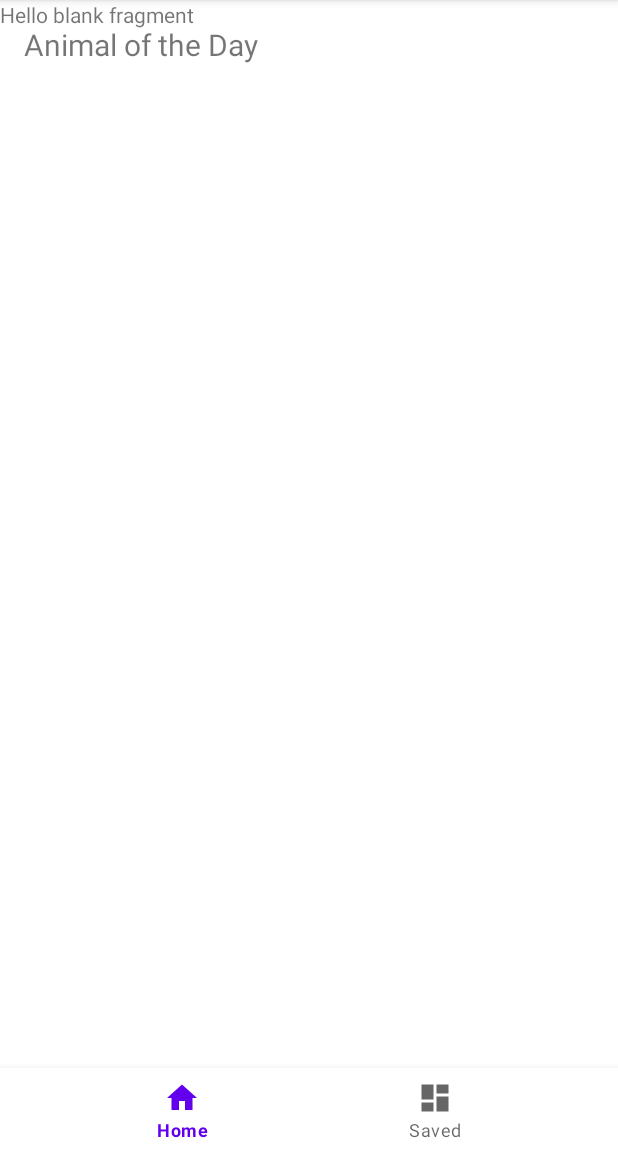
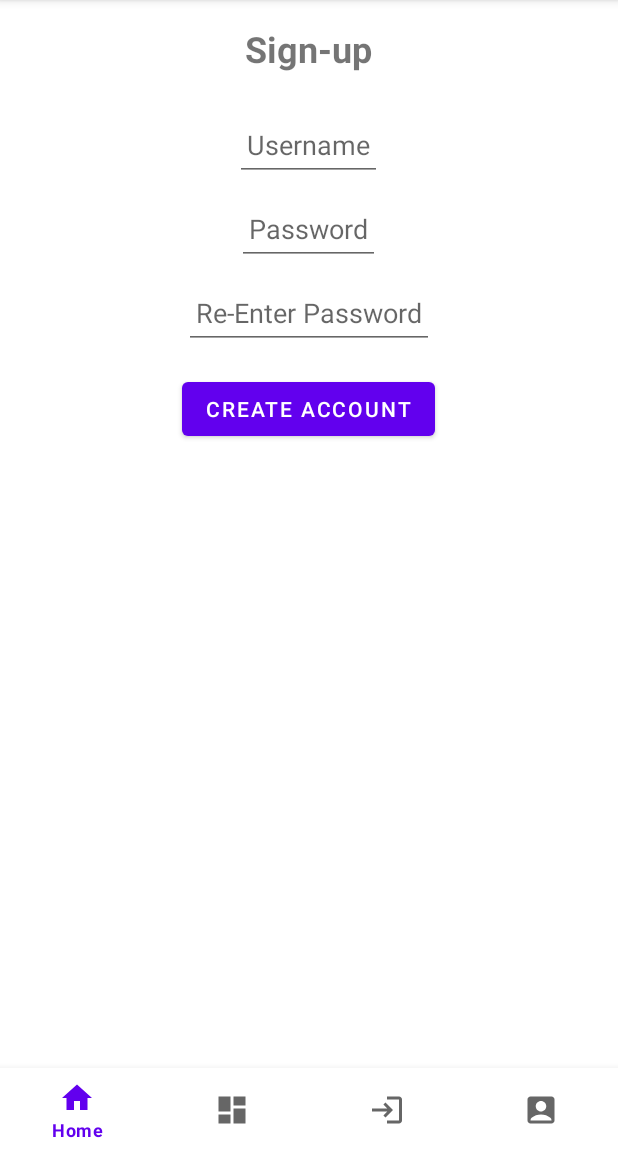
Before and after one commit to Oscar-Mallen/AnimalAlmanacVersion1, an Android app: the fragment SignUpFragment placed in its activity, on a phone screen of 412 x 824 dp, the part 84-1236 px from its top. Run offline under Robolectric (Android 15) with nearby library versions, the phone set to English and light mode, and no system bars.

Commit message:
added lots of functionaility

```diff
--- a/app/src/main/java/com/example/animalalmanacversion1/SignUpFragment.java
+++ b/app/src/main/java/com/example/animalalmanacversion1/SignUpFragment.java
@@ -1,64 +1,79 @@
 package com.example.animalalmanacversion1;
 
 import android.os.Bundle;
-
-import androidx.fragment.app.Fragment;
-
+import android.text.TextUtils;
 import android.view.LayoutInflater;
 import android.view.View;
 import android.view.ViewGroup;
+import android.widget.Button;
+import android.widget.EditText;
+import android.widget.Toast;
+import androidx.annotation.NonNull;
+import androidx.annotation.Nullable;
+import androidx.fragment.app.Fragment;
 
-/**
- * A simple {@link Fragment} subclass.
- * Use the {@link SignUpFragment#newInstance} factory method to
- * create an instance of this fragment.
- */
 public class SignUpFragment extends Fragment {
 
-    // TODO: Rename parameter arguments, choose names that match
-    // the fragment initialization parameters, e.g. ARG_ITEM_NUMBER
-    private static final String ARG_PARAM1 = "param1";
-    private static final String ARG_PARAM2 = "param2";
+    private EditText usernameEditText;
+    private EditText passwordEditText;
+    private EditText confirmPasswordEditText;
+    private Button createAccountButton;
 
-    // TODO: Rename and change types of parameters
-    private String mParam1;
-    private String mParam2;
+    @Nullable
+    @Override
+    public View onCreateView(@NonNull LayoutInflater inflater, @Nullable ViewGroup container,
+                             @Nullable Bundle savedInstanceState) {
+        // Inflate the layout for this fragment
+        View view = inflater.inflate(R.layout.fragment_sign_up, container, false);
 
-    public SignUpFragment() {
-        // Required empty public constructor
+        // Initialize views
+        usernameEditText = view.findViewById(R.id.username);
+        passwordEditText = view.findViewById(R.id.password);
+        confirmPasswordEditText = view.findViewById(R.id.confirm_password);
+        createAccountButton = view.findViewById(R.id.create_account_button);
+
+        // Set up the Create Account button click listener
+        createAccountButton.setOnClickListener(new View.OnClickListener() {
+            @Override
+            public void onClick(View v) {
+                handleSignUp();
+            }
+        });
+
+        return view;
     }
 
-    /**
-     * Use this factory method to create a new instance of
-     * this fragment using the provided parameters.
-     *
-     * @param param1 Parameter 1.
-     * @param param2 Parameter 2.
-     * @return A new instance of fragment SignUpFragment.
-     */
-    // TODO: Rename and change types and number of parameters
-    public static SignUpFragment newInstance(String param1, String param2) {
-        SignUpFragment fragment = new SignUpFragment();
-        Bundle args = new Bundle();
-        args.putString(ARG_PARAM1, param1);
-        args.putString(ARG_PARAM2, param2);
-        fragment.setArguments(args);
-        return fragment;
-    }
+    private void handleSignUp() {
+        // Get the values from the EditText fields
+        String username = usernameEditText.getText().toString().trim();
+        String password = passwordEditText.getText().toString().trim();
+        String confirmPassword = confirmPasswordEditText.getText().toString().trim();
 
-    @Override
-    public void onCreate(Bundle savedInstanceState) {
-        super.onCreate(savedInstanceState);
-        if (getArguments() != null) {
-            mParam1 = getArguments().getString(ARG_PARAM1);
-            mParam2 = getArguments().getString(ARG_PARAM2);
+        // Validate the input fields
+        if (TextUtils.isEmpty(username)) {
+            Toast.makeText(getActivity(), "Please enter a username", Toast.LENGTH_SHORT).show();
+            return;
         }
-    }
 
-    @Override
-    public View onCreateView(LayoutInflater inflater, ViewGroup container,
-                             Bundle savedInstanceState) {
-        // Inflate the layout for this fragment
-        return inflater.inflate(R.layout.fragment_sign_up, container, false);
+        if (TextUtils.isEmpty(password)) {
+            Toast.makeText(getActivity(), "Please enter a password", Toast.LENGTH_SHORT).show();
+            return;
+        }
+
+        if (TextUtils.isEmpty(confirmPassword)) {
+            Toast.makeText(getActivity(), "Please re-enter your password", Toast.LENGTH_SHORT).show();
+            return;
+        }
+
+        if (!password.equals(confirmPassword)) {
+            Toast.makeText(getActivity(), "Passwords do not match", Toast.LENGTH_SHORT).show();
+            return;
+        }
+
+        // Perform signup logic (e.g., storing user data)
+        // For demonstration purposes, we’ll just show a success message
+        Toast.makeText(getActivity(), "Account created successfully!", Toast.LENGTH_SHORT).show();
+
+        // You can add logic here to transition to another screen or go back to the login screen
     }
 }
--- /dev/null
+++ b/app/src/main/res/drawable/baseline_account_box_24.xml
@@ -0,0 +1,5 @@
+<vector xmlns:android="http://schemas.android.com/apk/res/android" android:height="24dp" android:tint="#000000" android:viewportHeight="24" android:viewportWidth="24" android:width="24dp">
+
+    <path android:fillColor="@android:color/white" android:pathData="M19,3H5C3.9,3 3,3.9 3,5v14c0,1.1 0.9,2 2,2h14c1.1,0 2,-0.9 2,-2V5C21,3.9 20.1,3 19,3zM12,6c1.93,0 3.5,1.57 3.5,3.5c0,1.93 -1.57,3.5 -3.5,3.5s-3.5,-1.57 -3.5,-3.5C8.5,7.57 10.07,6 12,6zM19,19H5v-0.23c0,-0.62 0.28,-1.2 0.76,-1.58C7.47,15.82 9.64,15 12,15s4.53,0.82 6.24,2.19c0.48,0.38 0.76,0.97 0.76,1.58V19z"/>
+
+</vector>
--- /dev/null
+++ b/app/src/main/res/drawable/baseline_login_24.xml
@@ -0,0 +1,5 @@
+<vector xmlns:android="http://schemas.android.com/apk/res/android" android:autoMirrored="true" android:height="24dp" android:tint="#000000" android:viewportHeight="24" android:viewportWidth="24" android:width="24dp">
+
+    <path android:fillColor="@android:color/white" android:pathData="M11,7L9.6,8.4l2.6,2.6H2v2h10.2l-2.6,2.6L11,17l5,-5L11,7zM20,19h-8v2h8c1.1,0 2,-0.9 2,-2V5c0,-1.1 -0.9,-2 -2,-2h-8v2h8V19z"/>
+
+</vector>
--- a/app/src/main/res/layout/activity_main.xml
+++ b/app/src/main/res/layout/activity_main.xml
@@ -9,25 +9,17 @@
     <!-- Bottom Navigation View for switching between fragments -->
     <com.google.android.material.bottomnavigation.BottomNavigationView
         android:id="@+id/bottom_nav_view"
-        android:layout_width="0dp"
+        android:layout_width="match_parent"
         android:layout_height="wrap_content"
-        android:layout_marginStart="0dp"
-        android:layout_marginEnd="0dp"
-        android:background="?android:attr/windowBackground"
         app:layout_constraintBottom_toBottomOf="parent"
-        app:layout_constraintLeft_toLeftOf="parent"
-        app:layout_constraintRight_toRightOf="parent"
         app:menu="@menu/bottom_nav_menu" />
 
-    <!-- NavHostFragment for hosting the different fragments -->
-    <fragment
-        android:id="@+id/nav_host_fragment"
-        android:name="androidx.navigation.fragment.NavHostFragment"
+    <!-- Fragment container to replace fragments manually -->
+    <FrameLayout
+        android:id="@+id/fragment_container"
         android:layout_width="match_parent"
         android:layout_height="0dp"
-        app:defaultNavHost="true"
         app:layout_constraintTop_toTopOf="parent"
-        app:layout_constraintBottom_toTopOf="@id/bottom_nav_view"
-        app:navGraph="@navigation/mobile_navigation" />
+        app:layout_constraintBottom_toTopOf="@id/bottom_nav_view" />
 
 </androidx.constraintlayout.widget.ConstraintLayout>
--- a/app/src/main/res/layout/fragment_sign_up.xml
+++ b/app/src/main/res/layout/fragment_sign_up.xml
@@ -1,14 +1,78 @@
 <?xml version="1.0" encoding="utf-8"?>
-<FrameLayout xmlns:android="http://schemas.android.com/apk/res/android"
-    xmlns:tools="http://schemas.android.com/tools"
+<ScrollView
+    xmlns:android="http://schemas.android.com/apk/res/android"
     android:layout_width="match_parent"
-    android:layout_height="match_parent"
-    tools:context=".SignUpFragment">
+    android:layout_height="match_parent">
 
-    <!-- TODO: Update blank fragment layout -->
-    <TextView
+    <LinearLayout
         android:layout_width="match_parent"
-        android:layout_height="match_parent"
-        android:text="@string/hello_blank_fragment" />
+        android:layout_height="wrap_content"
+        android:orientation="vertical"
+        android:padding="16dp"
+        android:gravity="center_horizontal">
 
-</FrameLayout>
+        <!-- Sign Up Header -->
+        <TextView
+            android:id="@+id/signup_text"
+            android:layout_width="wrap_content"
+            android:layout_height="wrap_content"
+            android:text="@string/signup_header"
+            android:textSize="24sp"
+            android:textStyle="bold"
+            android:layout_marginBottom="16dp"
+            android:gravity="center" />
+
+        <!-- Username Field -->
+        <EditText
+            android:id="@+id/username"
+            android:layout_width="wrap_content"
+            android:layout_height="wrap_content"
+            android:maxWidth="487dp"
+            android:minHeight="48dp"
+            android:padding="8dp"
+            android:hint="@string/username_hint"
+            android:inputType="textPersonName"
+            android:autofillHints="username"
+            android:layout_gravity="center_horizontal"
+            android:layout_marginTop="8dp" />
+
+        <!-- Password Field -->
+        <EditText
+            android:id="@+id/password"
+            android:layout_width="wrap_content"
+            android:layout_height="wrap_content"
+            android:maxWidth="487dp"
+            android:minHeight="48dp"
+            android:padding="8dp"
+            android:hint="@string/password_hint"
+            android:inputType="textPassword"
+            android:autofillHints="password"
+            android:layout_gravity="center_horizontal"
+            android:layout_marginTop="8dp" />
+
+        <!-- Re-Enter Password Field -->
+        <EditText
+            android:id="@+id/confirm_password"
+            android:layout_width="wrap_content"
+            android:layout_height="wrap_content"
+            android:maxWidth="487dp"
+            android:minHeight="48dp"
+            android:padding="8dp"
+            android:hint="@string/confirm_password_hint"
+            android:inputType="textPassword"
+            android:autofillHints="password"
+            android:layout_gravity="center_horizontal"
+            android:layout_marginTop="8dp" />
+
+        <!-- Create Account Button -->
+        <Button
+            android:id="@+id/create_account_button"
+            android:layout_width="wrap_content"
+            android:layout_height="wrap_content"
+            android:maxWidth="200dp"
+            android:text="@string/create_account"
+            android:layout_gravity="center_horizontal"
+            android:layout_marginTop="16dp" />
+
+    </LinearLayout>
+</ScrollView>
--- a/app/src/main/res/menu/bottom_nav_menu.xml
+++ b/app/src/main/res/menu/bottom_nav_menu.xml
@@ -4,17 +4,28 @@
     <item
         android:id="@+id/navigation_home"
         android:icon="@drawable/ic_home_black_24dp"
-        android:title="@string/title_home" />
+        android:title="@string/home" />
 
     <item
         android:id="@+id/navigation_saved"
         android:icon="@drawable/ic_dashboard_black_24dp"
-        android:title="Saved" />
+        android:title="@string/saved" />
 
-    <!-- Remove this item -->
-    <!--<item
+    <item
+        android:id="@+id/navigation_login"
+        android:icon="@drawable/baseline_login_24"
+        android:title="@string/login" />
+
+    <item
+        android:id="@+id/navigation_signup"
+        android:icon="@drawable/baseline_account_box_24"
+        android:title="@string/sign_up" />
+
+    <!-- Optional: Commented out item for future use
+    <item
         android:id="@+id/navigation_notifications"
         android:icon="@drawable/ic_notifications_black_24dp"
-        android:title="Logout" />-->
+        android:title="Logout" />
+    -->
 
 </menu>
--- a/app/src/main/res/values/strings.xml
+++ b/app/src/main/res/values/strings.xml
@@ -10,5 +10,15 @@
     <string name="password_hint">Password</string>
     <string name="submit">Submit</string>
     <string name="no_account_message">Don\'t have an account? Join us for free!</string>
+    <string name="signup_header">Sign-up</string>
+    <string name="username_hint1">Username</string>
+    <string name="password_hint2">Password</string>
+    <string name="confirm_password_hint">Re-Enter Password</string>
+    <string name="create_account">Create Account</string>
+    <string name="home">Home</string>
+    <string name="saved">Saved</string>
+    <string name="login">Login</string>
     <string name="sign_up">Sign Up</string>
+
+
 </resources>
--- a/gradle.properties
+++ b/gradle.properties
@@ -19,3 +19,4 @@ android.useAndroidX=true
 # resources declared in the library itself and none from the library's dependencies,
 # thereby reducing the size of the R class for that library
 android.nonTransitiveRClass=true
+android.nonFinalResIds=false
```
Also changed, not shown: app/src/main/java/com/example/animalalmanacversion1/LoginFragment.java (+5 -5 lines), app/src/main/java/com/example/animalalmanacversion1/MainActivity.java (+30 -18 lines), app/src/main/res/navigation/nav_graph.xml (added, +24 -0 lines).
